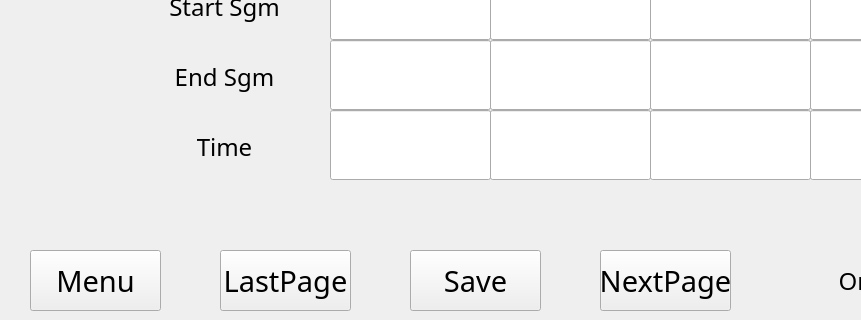
qingdouke/TemakViews, file program_loop.ui: the form before one commit; both pictures show x 0 to 861 and y 480 to 800 of the 1280 by 800 pixel window.
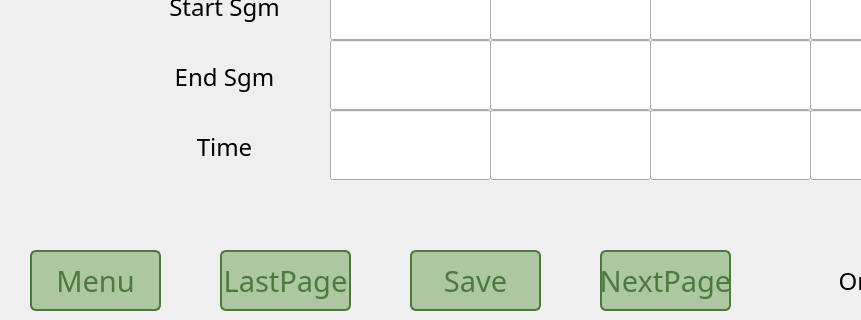
The form after the commit.

```diff
--- a/program_loop.ui
+++ b/program_loop.ui
@@ -865,6 +865,26 @@
       <pointsize>22</pointsize>
      </font>
     </property>
+    <property name="styleSheet">
+     <string notr="true">QPushButton {
+    /* 正常状态 */
+	border:2px solid rgb(74,122,60);
+	background-color:rgb(173,199,160);
+	border-radius:6px;
+    color:rgb(74,122,60);
+}
+
+QPushButton:hover {
+    /* 鼠标停留状态 */
+    background-color: rgb(184, 192, 193);
+}
+
+QPushButton:pressed {
+    /* 鼠标按下状态 */
+
+    background-color: rgb(255,255,255);
+}</string>
+    </property>
     <property name="text">
      <string>Menu</string>
     </property>
@@ -884,6 +904,26 @@
       <pointsize>22</pointsize>
      </font>
     </property>
+    <property name="styleSheet">
+     <string notr="true">QPushButton {
+    /* 正常状态 */
+	border:2px solid rgb(74,122,60);
+	background-color:rgb(173,199,160);
+	border-radius:6px;
+    color:rgb(74,122,60);
+}
+
+QPushButton:hover {
+    /* 鼠标停留状态 */
+    background-color: rgb(184, 192, 193);
+}
+
+QPushButton:pressed {
+    /* 鼠标按下状态 */
+
+    background-color: rgb(255,255,255);
+}</string>
+    </property>
     <property name="text">
      <string>Save</string>
     </property>
@@ -903,6 +943,26 @@
       <pointsize>22</pointsize>
      </font>
     </property>
+    <property name="styleSheet">
+     <string notr="true">QPushButton {
+    /* 正常状态 */
+	border:2px solid rgb(74,122,60);
+	background-color:rgb(173,199,160);
+	border-radius:6px;
+    color:rgb(74,122,60);
+}
+
+QPushButton:hover {
+    /* 鼠标停留状态 */
+    background-color: rgb(184, 192, 193);
+}
+
+QPushButton:pressed {
+    /* 鼠标按下状态 */
+
+    background-color: rgb(255,255,255);
+}</string>
+    </property>
     <property name="text">
      <string>LastPage</string>
     </property>
@@ -935,6 +995,26 @@
       <pointsize>22</pointsize>
      </font>
     </property>
+    <property name="styleSheet">
+     <string notr="true">QPushButton {
+    /* 正常状态 */
+	border:2px solid rgb(74,122,60);
+	background-color:rgb(173,199,160);
+	border-radius:6px;
+    color:rgb(74,122,60);
+}
+
+QPushButton:hover {
+    /* 鼠标停留状态 */
+    background-color: rgb(184, 192, 193);
+}
+
+QPushButton:pressed {
+    /* 鼠标按下状态 */
+
+    background-color: rgb(255,255,255);
+}</string>
+    </property>
     <property name="text">
      <string>NextPage</string>
     </property>
```
